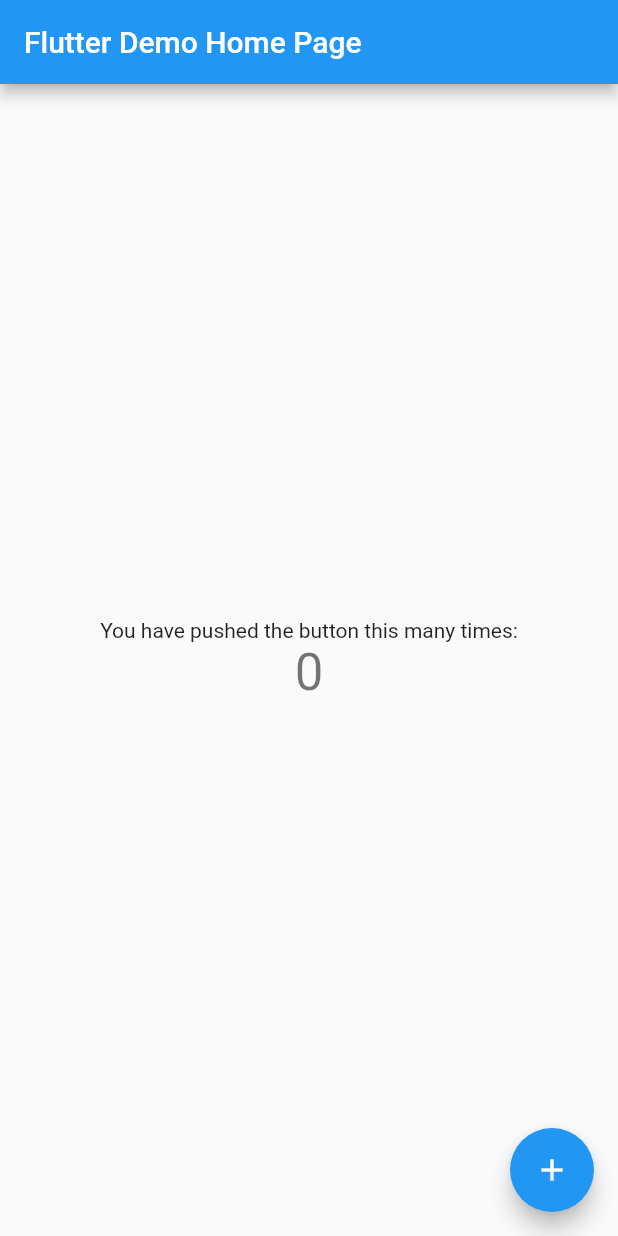
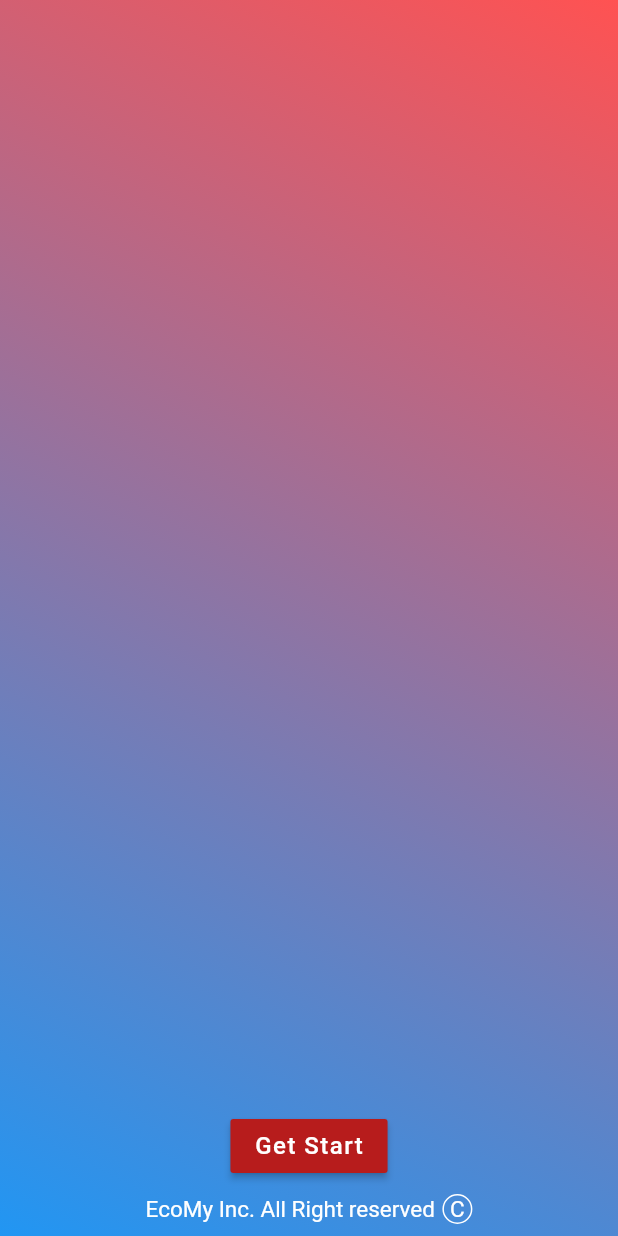
Before and after one commit to loqmanali/flutterappnews5, a Flutter app: the screen it shows after launch, on a phone screen of 412 x 824 dp. Run offline on Flutter 3.47's test engine with Material 2 defaults, Android fonts, the phone set to English and light mode, and no system bars; our stand-ins replace shared_preferences.

Commit message:
add home screen and on boarding screen

```diff
--- a/lib/main.dart
+++ b/lib/main.dart
@@ -1,117 +1,36 @@
 import 'package:flutter/material.dart';
+import 'package:flutterappnews5/screens/home_screen.dart';
+import 'package:flutterappnews5/theme/app_theme.dart';
+import 'package:shared_preferences/shared_preferences.dart';
 
-void main() {
-  runApp(MyApp());
+import 'screens/onboarding_screen.dart';
+
+main() async {
+  WidgetsFlutterBinding.ensureInitialized();
+  SharedPreferences prefs = await SharedPreferences.getInstance();
+  bool seen = prefs.getBool('seen');
+  Widget _screen;
+  if (seen == null || seen == false) {
+    // go to home screen
+    _screen = OnBoardingScreen();
+  } else {
+    _screen = HomeScreen();
+  }
+  runApp(MyApp(_screen));
 }
 
 class MyApp extends StatelessWidget {
   // This widget is the root of your application.
+  final Widget _screen;
+  MyApp(this._screen);
+
   @override
   Widget build(BuildContext context) {
     return MaterialApp(
-      title: 'Flutter Demo',
-      theme: ThemeData(
-        // This is the theme of your application.
-        //
-        // Try running your application with "flutter run". You'll see the
-        // application has a blue toolbar. Then, without quitting the app, try
-        // changing the primarySwatch below to Colors.green and then invoke
-        // "hot reload" (press "r" in the console where you ran "flutter run",
-        // or simply save your changes to "hot reload" in a Flutter IDE).
-        // Notice that the counter didn't reset back to zero; the application
-        // is not restarted.
-        primarySwatch: Colors.blue,
-        // This makes the visual density adapt to the platform that you run
-        // the app on. For desktop platforms, the controls will be smaller and
-        // closer together (more dense) than on mobile platforms.
-        visualDensity: VisualDensity.adaptivePlatformDensity,
-      ),
-      home: MyHomePage(title: 'Flutter Demo Home Page'),
+      debugShowCheckedModeBanner: false,
+      title: 'Flutter News App',
+      theme: AppTheme.appTheme,
+      home: this._screen,
     );
   }
 }
-
-class MyHomePage extends StatefulWidget {
-  MyHomePage({Key key, this.title}) : super(key: key);
-
-  // This widget is the home page of your application. It is stateful, meaning
-  // that it has a State object (defined below) that contains fields that affect
-  // how it looks.
-
-  // This class is the configuration for the state. It holds the values (in this
-  // case the title) provided by the parent (in this case the App widget) and
-  // used by the build method of the State. Fields in a Widget subclass are
-  // always marked "final".
-
-  final String title;
-
-  @override
-  _MyHomePageState createState() => _MyHomePageState();
-}
-
-class _MyHomePageState extends State<MyHomePage> {
-  int _counter = 0;
-
-  void _incrementCounter() {
-    setState(() {
-      // This call to setState tells the Flutter framework that something has
-      // changed in this State, which causes it to rerun the build method below
-      // so that the display can reflect the updated values. If we changed
-      // _counter without calling setState(), then the build method would not be
-      // called again, and so nothing would appear to happen.
-      _counter++;
-    });
-  }
-
-  @override
-  Widget build(BuildContext context) {
-    // This method is rerun every time setState is called, for instance as done
-    // by the _incrementCounter method above.
-    //
-    // The Flutter framework has been optimized to make rerunning build methods
-    // fast, so that you can just rebuild anything that needs updating rather
-    // than having to individually change instances of widgets.
-    return Scaffold(
-      appBar: AppBar(
-        // Here we take the value from the MyHomePage object that was created by
-        // the App.build method, and use it to set our appbar title.
-        title: Text(widget.title),
-      ),
-      body: Center(
-        // Center is a layout widget. It takes a single child and positions it
-        // in the middle of the parent.
-        child: Column(
-          // Column is also a layout widget. It takes a list of children and
-          // arranges them vertically. By default, it sizes itself to fit its
-          // children horizontally, and tries to be as tall as its parent.
-          //
-          // Invoke "debug painting" (press "p" in the console, choose the
-          // "Toggle Debug Paint" action from the Flutter Inspector in Android
-          // Studio, or the "Toggle Debug Paint" command in Visual Studio Code)
-          // to see the wireframe for each widget.
-          //
-          // Column has various properties to control how it sizes itself and
-          // how it positions its children. Here we use mainAxisAlignment to
-          // center the children vertically; the main axis here is the vertical
-          // axis because Columns are vertical (the cross axis would be
-          // horizontal).
-          mainAxisAlignment: MainAxisAlignment.center,
-          children: <Widget>[
-            Text(
-              'You have pushed the button this many times:',
-            ),
-            Text(
-              '$_counter',
-              style: Theme.of(context).textTheme.headline4,
-            ),
-          ],
-        ),
-      ),
-      floatingActionButton: FloatingActionButton(
-        onPressed: _incrementCounter,
-        tooltip: 'Increment',
-        child: Icon(Icons.add),
-      ), // This trailing comma makes auto-formatting nicer for build methods.
-    );
-  }
-}
--- /dev/null
+++ b/lib/screens/onboarding_screen.dart
@@ -0,0 +1,114 @@
+import 'package:flutter/material.dart';
+import 'package:flutterappnews5/screens/home_screen.dart';
+import 'package:shared_preferences/shared_preferences.dart';
+
+class OnBoardingScreen extends StatefulWidget {
+  static String id = 'OnBoardingScreen';
+  @override
+  _OnBoardingScreenState createState() => _OnBoardingScreenState();
+}
+
+class _OnBoardingScreenState extends State<OnBoardingScreen> {
+  @override
+  Widget build(BuildContext context) {
+    return SafeArea(
+      child: Scaffold(
+        body: Container(
+          width: double.infinity,
+          decoration: BoxDecoration(
+            gradient: LinearGradient(
+              colors: [Colors.blue, Colors.redAccent],
+              begin: Alignment.bottomLeft,
+              end: Alignment.topRight,
+            ),
+          ),
+          child: Column(
+            mainAxisAlignment: MainAxisAlignment.end,
+            children: [
+              Transform.translate(
+                offset: Offset(0, -180),
+                child: Container(
+                  width: 100,
+                  height: 100,
+                  // child: Image.asset('assets/img/logoa.png'),
+                ),
+              ),
+              Transform.translate(
+                offset: Offset(0, -210),
+                child: Container(
+                  width: 100,
+                  height: 100,
+                  // child: Image.asset('assets/img/logotext.png'),
+                ),
+              ),
+              RaisedButton(
+                onPressed: () {
+                  Navigator.push(
+                    context,
+                    MaterialPageRoute(
+                      builder: (context) {
+                        _updateSeen();
+                        return HomeScreen();
+                      },
+                    ),
+                  );
+                },
+                child: Text(
+                  'Get Start',
+                  style: TextStyle(
+                    color: Colors.white,
+                    fontSize: 16,
+                    letterSpacing: 1,
+                  ),
+                ),
+                color: Colors.red.shade900,
+              ),
+              Padding(
+                padding: const EdgeInsets.all(8.0),
+                child: Row(
+                  mainAxisAlignment: MainAxisAlignment.center,
+                  children: [
+                    Text(
+                      'EcoMy Inc. All Right reserved',
+                      style: TextStyle(
+                        color: Colors.white,
+                        fontSize: 15,
+                      ),
+                    ),
+                    const SizedBox(
+                      width: 5,
+                    ),
+                    Container(
+                      height: 20,
+                      width: 20,
+                      decoration: BoxDecoration(
+                        shape: BoxShape.circle,
+                        border: Border.all(
+                          color: Colors.white,
+                        ),
+                      ),
+                      child: Center(
+                        child: Text(
+                          'C',
+                          style: TextStyle(
+                            color: Colors.white,
+                            fontSize: 15,
+                          ),
+                        ),
+                      ),
+                    ),
+                  ],
+                ),
+              ),
+            ],
+          ),
+        ),
+      ),
+    );
+  }
+
+  void _updateSeen() async {
+    SharedPreferences prefs = await SharedPreferences.getInstance();
+    prefs.setBool('seen', true);
+  }
+}
--- /dev/null
+++ b/lib/styles/colors.dart
@@ -0,0 +1,4 @@
+import 'package:flutter/material.dart';
+
+const Color KIndicatorColor = Colors.white;
+const Color KPrimaryColor = Colors.red;
--- /dev/null
+++ b/lib/theme/app_theme.dart
@@ -0,0 +1,8 @@
+import 'package:flutter/material.dart';
+import 'package:flutterappnews5/styles/colors.dart';
+
+class AppTheme {
+  static ThemeData appTheme = ThemeData(
+    primaryColor: KPrimaryColor,
+  );
+}
--- a/pubspec.yaml
+++ b/pubspec.yaml
@@ -28,6 +28,7 @@
   # The following adds the Cupertino Icons font to your application.
   # Use with the CupertinoIcons class for iOS style icons.
   cupertino_icons: ^1.0.0
+  shared_preferences:
 
 dev_dependencies:
   flutter_test:
@@ -45,8 +46,8 @@
   uses-material-design: true
 
   # To add assets to your application, add an assets section, like this:
-  # assets:
-  #   - images/a_dot_burr.jpeg
+  assets:
+    - assets/
   #   - images/a_dot_ham.jpeg
 
   # An image asset can refer to one or more resolution-specific "variants", see
```
Also changed, not shown: lib/screens/home_screen.dart (added, +57 -0 lines), lib/screens/home_tabs/favourites.dart (added, +17 -0 lines), lib/screens/home_tabs/popular.dart (added, +17 -0 lines), lib/screens/home_tabs/whats_news.dart (added, +250 -0 lines), lib/shared_ui/navigation_drawer.dart (added, +13 -0 lines), assets/placeholder_bg.png (added), lib/api/api.dart (added), lib/api/database.dart (added), lib/service/service_http.dart (added), lib/theme/theme_color.dart (added), lib/theme/theme_text_style.dart (added), pubspec.lock, 8 other files.
